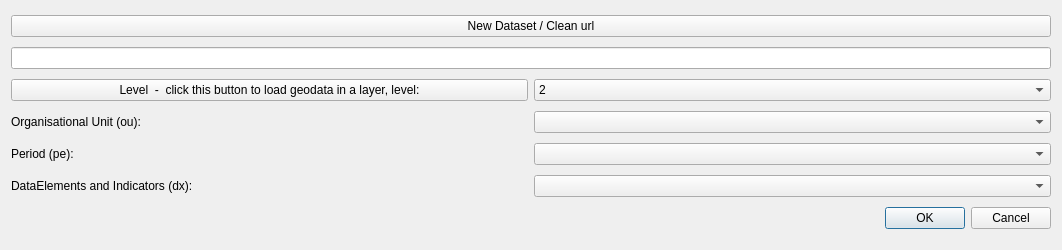
Before: the Qt Designer form ddf_dialog_base.ui in EnteRood/kit_dhis2_data_fetcher, drawn with Qt 5.
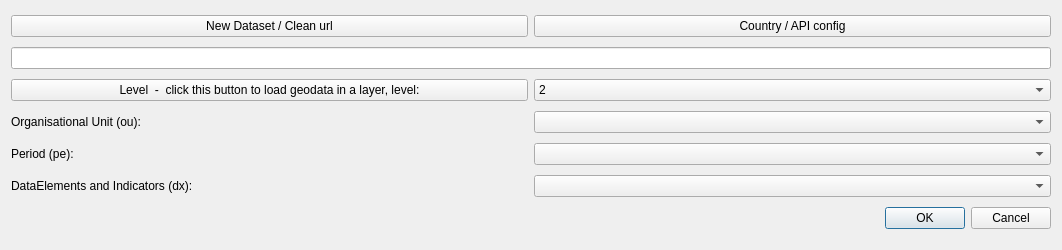
After: the same form once the commit is applied.

```diff
--- a/ddf_dialog_base.ui
+++ b/ddf_dialog_base.ui
@@ -83,13 +83,20 @@
      </property>
     </widget>
    </item>
-   <item row="0" column="0" colspan="2">
+   <item row="0" column="0">
     <widget class="QPushButton" name="btn_new_dataset">
      <property name="text">
       <string>New Dataset / Clean url</string>
      </property>
     </widget>
    </item>
+   <item row="0" column="1">
+    <widget class="QPushButton" name="btn_api_config">
+     <property name="text">
+      <string>Country / API config</string>
+     </property>
+    </widget>
+   </item>
   </layout>
  </widget>
  <resources>
```
Left out of the diff: 3 changed lines with no effect on the pictures.
